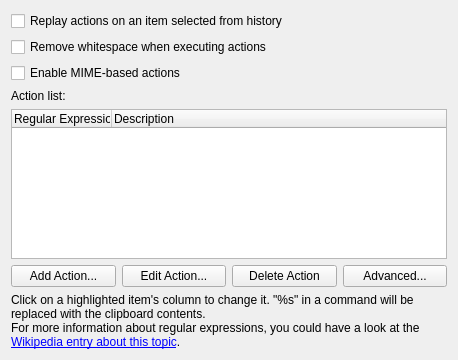
Above: klipper/actionsconfig.ui from KDE/plasma-workspace before the change. Below: the same form after it.
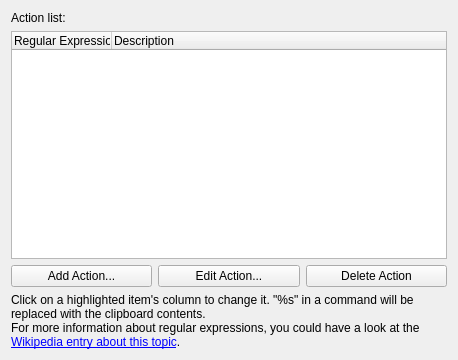
That is the form after the change. Custom widgets are drawn as their Qt base class.

What changed in the file:
```diff
--- a/klipper/actionsconfig.ui
+++ b/klipper/actionsconfig.ui
@@ -11,27 +11,6 @@
    </rect>
   </property>
   <layout class="QVBoxLayout" name="verticalLayout">
-   <item>
-    <widget class="QCheckBox" name="kcfg_ReplayActionInHistory">
-     <property name="text">
-      <string>Replay actions on an item selected from history</string>
-     </property>
-    </widget>
-   </item>
-   <item>
-    <widget class="QCheckBox" name="kcfg_StripWhiteSpace">
-     <property name="text">
-      <string>Remove whitespace when executing actions</string>
-     </property>
-    </widget>
-   </item>
-   <item>
-    <widget class="QCheckBox" name="kcfg_EnableMagicMimeActions">
-     <property name="text">
-      <string>Enable MIME-based actions</string>
-     </property>
-    </widget>
-   </item>
    <item>
     <widget class="QLabel" name="label">
      <property name="text">
@@ -79,13 +58,6 @@
        </property>
       </widget>
      </item>
-     <item>
-      <widget class="QPushButton" name="pbAdvanced">
-       <property name="text">
-        <string>Advanced...</string>
-       </property>
-      </widget>
-     </item>
     </layout>
    </item>
    <item>
```
